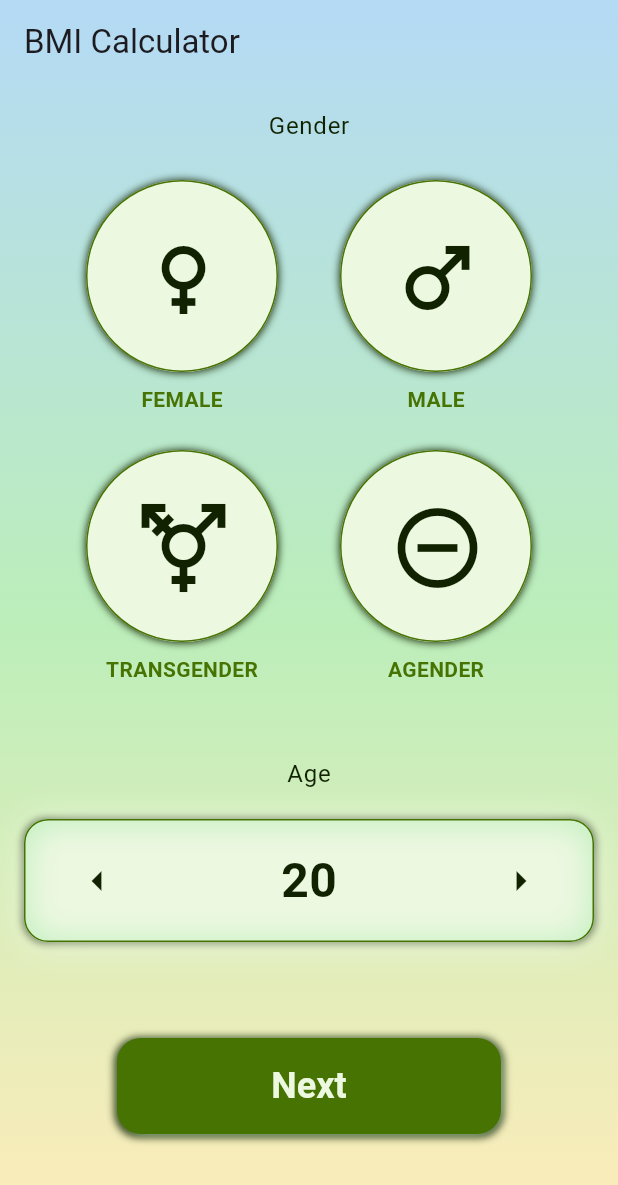
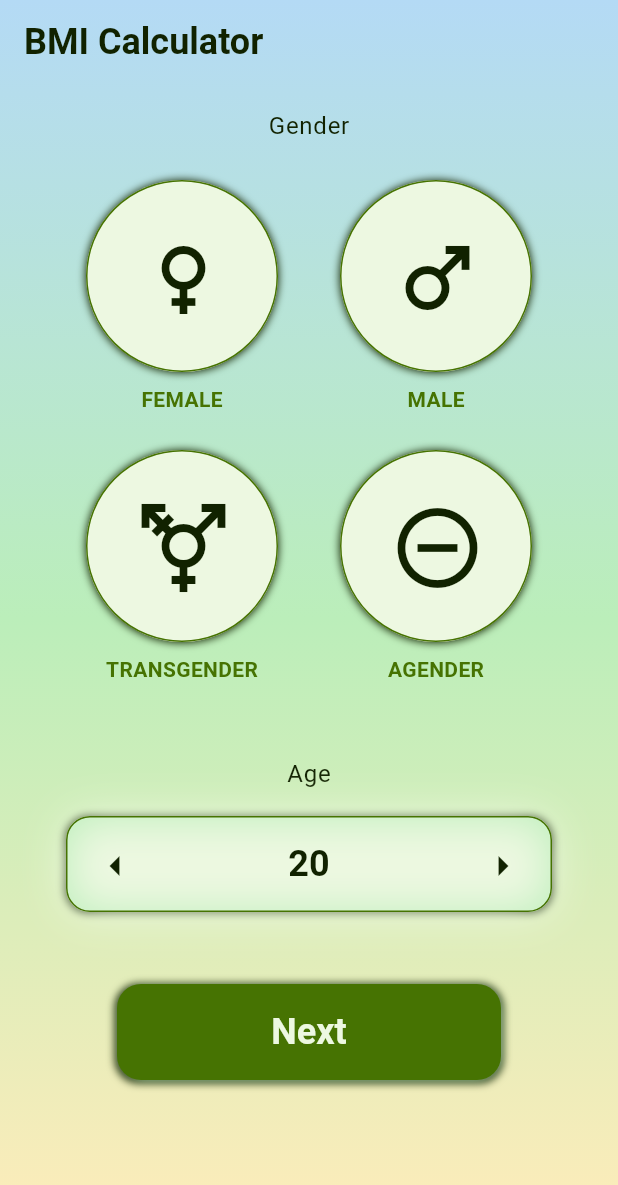
Before and after one commit to SayvIlahsiav/bmi_calculator, a Flutter app: the screen it shows after launch, on a phone screen of 412 x 824 dp. Shown: the top 1185 px of the screen. Run offline on Flutter 3.47's test engine with Material 3 defaults, Android fonts, the phone set to English and light mode, and no system bars; our stand-ins replace google_fonts.

Commit message:
Updated Age Selector and App Bar UI.

```diff
--- a/lib/app_theme.dart
+++ b/lib/app_theme.dart
@@ -2,13 +2,19 @@ import 'package:flutter/material.dart';
 import 'constants.dart';
 
 final ThemeData appTheme = ThemeData(
-  primarySwatch: Colors.blue,
-  scaffoldBackgroundColor: Colors.white,
+  primarySwatch: Colors.lightGreen,
+  scaffoldBackgroundColor: kColorLightText,
   textTheme: TextTheme(
     displayLarge: TextStyle(
       fontFamily: 'Roboto',
       fontSize: 48,
-      fontWeight: FontWeight.bold,
+      fontWeight: FontWeight.w900,
+      color: kColorDarkText,
+    ),
+    displayMedium: TextStyle(
+      fontFamily: 'Roboto',
+      fontSize: 24,
+      fontWeight: FontWeight.w600,
       color: kColorDarkText,
     ),
     bodyLarge: TextStyle(
@@ -17,6 +23,5 @@ final ThemeData appTheme = ThemeData(
       fontWeight: FontWeight.normal,
       color: kColorDarkText,
     ),
-    // Update other text styles as needed
   ),
 );
--- a/lib/components/age_selector.dart
+++ b/lib/components/age_selector.dart
@@ -37,6 +37,8 @@ class _AgeSelectorState extends State<AgeSelector> {
   @override
   Widget build(BuildContext context) {
     return Container(
+      width: 324,
+      height: 64,
       decoration: BoxDecoration(
         borderRadius: BorderRadius.circular(16.0),
         boxShadow: [
@@ -52,7 +54,7 @@ class _AgeSelectorState extends State<AgeSelector> {
           BoxShadow(color: kColorLightGreen),
           BoxShadow(
             color: kColorLightText,
-            blurRadius: 20,
+            blurRadius: 25,
             spreadRadius: -0.25,
             offset: Offset(0, 1),
           ),
@@ -62,7 +64,7 @@ class _AgeSelectorState extends State<AgeSelector> {
           width: 1,
         ),
       ),
-      padding: const EdgeInsets.symmetric(vertical: 16.0, horizontal: 24.0),
+      padding: const EdgeInsets.symmetric(vertical: 8.0, horizontal: 8.0),
       child: Row(
         mainAxisAlignment: MainAxisAlignment.spaceBetween,
         children: [
@@ -72,11 +74,7 @@ class _AgeSelectorState extends State<AgeSelector> {
           ),
           Text(
             age.toString(),
-            style: TextStyle(
-              fontSize: 32,
-              fontWeight: FontWeight.bold,
-              color: kColorDarkText,
-            ),
+            style: Theme.of(context).textTheme.displayMedium,
           ),
           IconButton(
             icon: Icon(Icons.arrow_right, size: 32, color: kColorDarkText),
--- a/lib/screens/home_screen.dart
+++ b/lib/screens/home_screen.dart
@@ -3,7 +3,6 @@ import 'package:bmi_calculator/components/gradient_background.dart';
 import 'package:bmi_calculator/screens/splash_screen.dart';
 import 'package:flutter/material.dart';
 import 'package:bmi_calculator/components/gender_selector.dart';
-
 import '../components/age_selector.dart';
 
 class HomeScreen extends StatefulWidget {
@@ -20,7 +19,10 @@ class _HomeScreenState extends State<HomeScreen> {
     return Scaffold(
       extendBodyBehindAppBar: true,
       appBar: AppBar(
-        title: Text('BMI Calculator'),
+        title: Text(
+          'BMI Calculator',
+          style: Theme.of(context).textTheme.displayMedium,
+        ),
         backgroundColor: Colors.transparent,
       ),
       body: GradientBackground(
@@ -47,7 +49,7 @@ class _HomeScreenState extends State<HomeScreen> {
                 'Age',
                 style: Theme.of(context).textTheme.bodyLarge,
               ),
-              SizedBox(height: 18),
+              SizedBox(height: 16),
               AgeSelector(
                 initialAge: age,
                 onAgeChanged: (newAge) {
@@ -56,7 +58,7 @@ class _HomeScreenState extends State<HomeScreen> {
                   });
                 },
               ),
-              SizedBox(height: 64),
+              SizedBox(height: 48),
               CustomElevatedButton (
                 onPressed: () {
                   Navigator.push(
```
